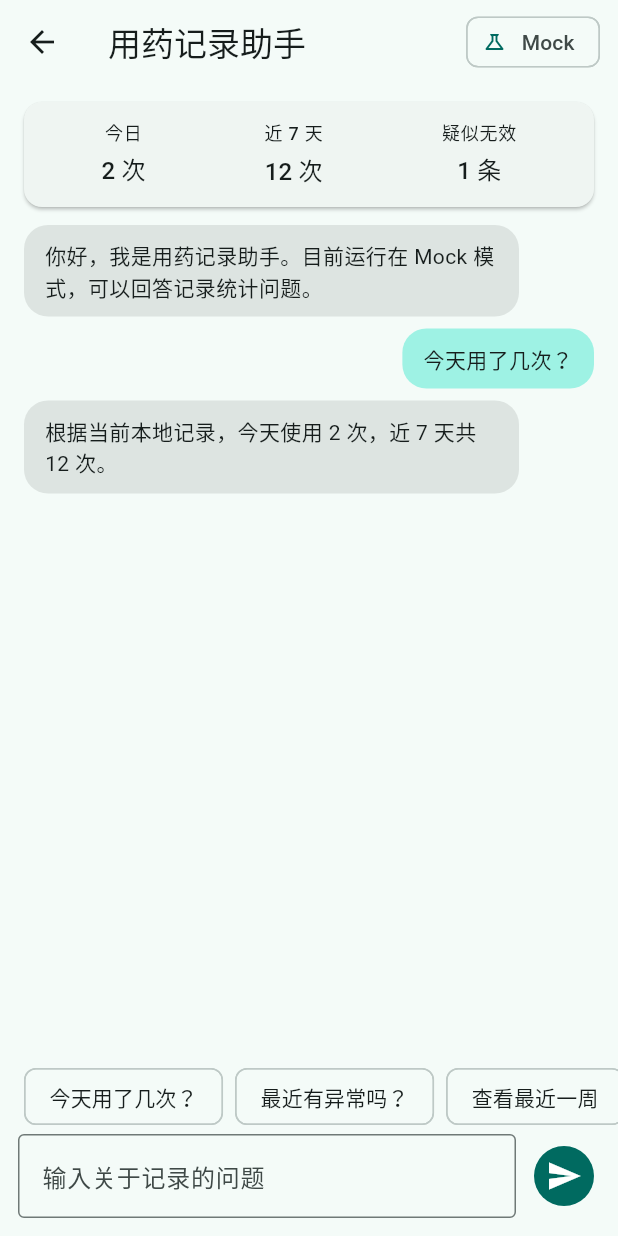
After one commit to zyc-ivsd/esp32-medication-device, a Flutter app: the AssistantPage screen opened directly, after a tap on "今天用了几次？", on a phone screen of 412 x 824 dp. The commit adds this screen. Run offline on Flutter 3.47's test engine with Material 3 defaults, Android fonts, the phone set to English and light mode, and no system bars.

Commit message:
feat: add phase one in-app assistant scaffold

```diff
--- /dev/null
+++ b/mobile_app/lib/assistant/assistant_page.dart
@@ -0,0 +1,245 @@
+import 'package:flutter/material.dart';
+
+import 'assistant_service.dart';
+import 'models/assistant_context.dart';
+import 'models/chat_message.dart';
+
+class AssistantPage extends StatefulWidget {
+  const AssistantPage({
+    super.key,
+    this.service,
+    this.assistantContext = const AssistantContext(
+      todayCount: 2,
+      last7DaysCount: 12,
+      invalidEventCount: 1,
+    ),
+  });
+
+  final AssistantService? service;
+  final AssistantContext assistantContext;
+
+  @override
+  State<AssistantPage> createState() => _AssistantPageState();
+}
+
+class _AssistantPageState extends State<AssistantPage> {
+  late final AssistantService _service;
+  late final TextEditingController _inputController;
+  late final ScrollController _scrollController;
+  late final List<ChatMessage> _messages;
+  bool _sending = false;
+
+  @override
+  void initState() {
+    super.initState();
+    _service = widget.service ?? AssistantService();
+    _inputController = TextEditingController();
+    _scrollController = ScrollController();
+    _messages = [
+      ChatMessage(
+        role: ChatRole.assistant,
+        text: '你好，我是用药记录助手。目前运行在 Mock 模式，可以回答记录统计问题。',
+        createdAt: DateTime.now(),
+      ),
+    ];
+  }
+
+  @override
+  void dispose() {
+    _inputController.dispose();
+    _scrollController.dispose();
+    super.dispose();
+  }
+
+  Future<void> _send([String? preset]) async {
+    final question = (preset ?? _inputController.text).trim();
+    if (question.isEmpty || _sending) return;
+
+    _inputController.clear();
+    setState(() {
+      _messages.add(ChatMessage(
+        role: ChatRole.user,
+        text: question,
+        createdAt: DateTime.now(),
+      ));
+      _sending = true;
+    });
+    _scrollToBottom();
+
+    try {
+      final answer = await _service.ask(
+        question: question,
+        context: widget.assistantContext,
+      );
+      if (!mounted) return;
+      setState(() => _messages.add(answer));
+    } catch (error) {
+      if (!mounted) return;
+      setState(() {
+        _messages.add(ChatMessage(
+          role: ChatRole.assistant,
+          text: '助手暂时不可用：$error',
+          createdAt: DateTime.now(),
+        ));
+      });
+    } finally {
+      if (!mounted) return;
+      setState(() => _sending = false);
+      _scrollToBottom();
+    }
+  }
+
+  void _scrollToBottom() {
+    WidgetsBinding.instance.addPostFrameCallback((_) {
+      if (!_scrollController.hasClients) return;
+      _scrollController.animateTo(
+        _scrollController.position.maxScrollExtent,
+        duration: const Duration(milliseconds: 200),
+        curve: Curves.easeOut,
+      );
+    });
+  }
+
+  @override
+  Widget build(BuildContext context) {
+    return Scaffold(
+      appBar: AppBar(
+        title: const Text('用药记录助手'),
+        actions: [
+          Padding(
+            padding: const EdgeInsets.only(right: 12),
+            child: Center(
+              child: Chip(
+                label: const Text('Mock'),
+                avatar: const Icon(Icons.science_outlined, size: 16),
+                visualDensity: VisualDensity.compact,
+              ),
+            ),
+          ),
+        ],
+      ),
+      body: Column(
+        children: [
+          _buildSummaryCard(),
+          Expanded(
+            child: ListView.builder(
+              controller: _scrollController,
+              padding: const EdgeInsets.fromLTRB(16, 4, 16, 16),
+              itemCount: _messages.length,
+              itemBuilder: (context, index) => _buildMessage(_messages[index]),
+            ),
+          ),
+          _buildQuickQuestions(),
+          _buildInputBar(),
+        ],
+      ),
+    );
+  }
+
+  Widget _buildSummaryCard() {
+    final data = widget.assistantContext;
+    return Card(
+      margin: const EdgeInsets.fromLTRB(16, 12, 16, 8),
+      child: Padding(
+        padding: const EdgeInsets.all(12),
+        child: Row(
+          mainAxisAlignment: MainAxisAlignment.spaceAround,
+          children: [
+            _summaryItem('今日', '${data.todayCount} 次'),
+            _summaryItem('近 7 天', '${data.last7DaysCount} 次'),
+            _summaryItem('疑似无效', '${data.invalidEventCount} 条'),
+          ],
+        ),
+      ),
+    );
+  }
+
+  Widget _summaryItem(String title, String value) {
+    return Column(
+      children: [
+        Text(title, style: Theme.of(context).textTheme.labelMedium),
+        const SizedBox(height: 4),
+        Text(value, style: Theme.of(context).textTheme.titleMedium),
+      ],
+    );
+  }
+
+  Widget _buildMessage(ChatMessage message) {
+    final colorScheme = Theme.of(context).colorScheme;
+    return Align(
+      alignment: message.isUser ? Alignment.centerRight : Alignment.centerLeft,
+      child: Container(
+        constraints: const BoxConstraints(maxWidth: 330),
+        margin: const EdgeInsets.only(bottom: 8),
+        padding: const EdgeInsets.symmetric(horizontal: 14, vertical: 10),
+        decoration: BoxDecoration(
+          color: message.isUser
+              ? colorScheme.primaryContainer
+              : colorScheme.surfaceContainerHighest,
+          borderRadius: BorderRadius.circular(16),
+        ),
+        child: Text(message.text),
+      ),
+    );
+  }
+
+  Widget _buildQuickQuestions() {
+    return SizedBox(
+      height: 42,
+      child: ListView(
+        padding: const EdgeInsets.symmetric(horizontal: 12),
+        scrollDirection: Axis.horizontal,
+        children: [
+          _quickQuestion('今天用了几次？'),
+          _quickQuestion('最近有异常吗？'),
+          _quickQuestion('查看最近一周'),
+        ],
+      ),
+    );
+  }
+
+  Widget _quickQuestion(String question) {
+    return Padding(
+      padding: const EdgeInsets.symmetric(horizontal: 4),
+      child: ActionChip(
+        label: Text(question),
+        onPressed: _sending ? null : () => _send(question),
+      ),
+    );
+  }
+
+  Widget _buildInputBar() {
+    return SafeArea(
+      child: Padding(
+        padding: const EdgeInsets.fromLTRB(12, 4, 12, 12),
+        child: Row(
+          children: [
+            Expanded(
+              child: TextField(
+                controller: _inputController,
+                textInputAction: TextInputAction.send,
+                onSubmitted: (_) => _send(),
+                decoration: const InputDecoration(
+                  hintText: '输入关于记录的问题',
+                  border: OutlineInputBorder(),
+                ),
+              ),
+            ),
+            const SizedBox(width: 8),
+            IconButton.filled(
+              onPressed: _sending ? null : _send,
+              icon: _sending
+                  ? const SizedBox(
+                      width: 18,
+                      height: 18,
+                      child: CircularProgressIndicator(strokeWidth: 2),
+                    )
+                  : const Icon(Icons.send),
+              tooltip: '发送',
+            ),
+          ],
+        ),
+      ),
+    );
+  }
+}
--- /dev/null
+++ b/mobile_app/lib/assistant/assistant_provider.dart
@@ -0,0 +1,12 @@
+import 'models/assistant_context.dart';
+
+/// AI 服务的统一接口。
+///
+/// 第一阶段使用 MockAssistantProvider；后续可以增加 HTTP/WebSocket
+/// Provider，而不需要修改页面和同步逻辑。
+abstract class AssistantProvider {
+  Future<String> reply({
+    required String question,
+    required AssistantContext context,
+  });
+}
--- /dev/null
+++ b/mobile_app/lib/assistant/assistant_service.dart
@@ -0,0 +1,27 @@
+import 'assistant_provider.dart';
+import 'models/assistant_context.dart';
+import 'models/chat_message.dart';
+import 'providers/mock_assistant_provider.dart';
+
+class AssistantService {
+  AssistantService({AssistantProvider? provider})
+      : _provider = provider ?? MockAssistantProvider();
+
+  final AssistantProvider _provider;
+
+  Future<ChatMessage> ask({
+    required String question,
+    required AssistantContext context,
+  }) async {
+    final answer = await _provider.reply(
+      question: question,
+      context: context,
+    );
+
+    return ChatMessage(
+      role: ChatRole.assistant,
+      text: answer,
+      createdAt: DateTime.now(),
+    );
+  }
+}
--- /dev/null
+++ b/mobile_app/lib/assistant/models/assistant_context.dart
@@ -0,0 +1,30 @@
+class AssistantContext {
+  const AssistantContext({
+    this.todayCount = 0,
+    this.last7DaysCount = 0,
+    this.invalidEventCount = 0,
+    this.lastSyncAt,
+  });
+
+  final int todayCount;
+  final int last7DaysCount;
+  final int invalidEventCount;
+  final DateTime? lastSyncAt;
+
+  Map<String, dynamic> toJson() {
+    return {
+      'today_count': todayCount,
+      'last_7_days_count': last7DaysCount,
+      'invalid_event_count': invalidEventCount,
+      'last_sync_at': lastSyncAt?.toUtc().toIso8601String(),
+    };
+  }
+
+  String toPromptSummary() {
+    final syncText = lastSyncAt == null
+        ? '尚未同步'
+        : '最后同步于 ${lastSyncAt!.toLocal()}';
+    return '今天 $todayCount 次，近 7 天 $last7DaysCount 次，'
+        '疑似无效记录 $invalidEventCount 条，$syncText。';
+  }
+}
--- /dev/null
+++ b/mobile_app/lib/assistant/models/chat_message.dart
@@ -0,0 +1,15 @@
+enum ChatRole { user, assistant }
+
+class ChatMessage {
+  const ChatMessage({
+    required this.role,
+    required this.text,
+    required this.createdAt,
+  });
+
+  final ChatRole role;
+  final String text;
+  final DateTime createdAt;
+
+  bool get isUser => role == ChatRole.user;
+}
--- /dev/null
+++ b/mobile_app/lib/assistant/providers/mock_assistant_provider.dart
@@ -0,0 +1,40 @@
+import '../assistant_provider.dart';
+import '../models/assistant_context.dart';
+
+/// 不依赖网络和 API Key 的确定性回答器，用于开发、演示和自动化测试。
+class MockAssistantProvider implements AssistantProvider {
+  @override
+  Future<String> reply({
+    required String question,
+    required AssistantContext context,
+  }) async {
+    await Future<void>.delayed(const Duration(milliseconds: 250));
+
+    final normalizedQuestion = question.trim();
+    if (normalizedQuestion.isEmpty) {
+      return '请先输入问题。';
+    }
+
+    if (normalizedQuestion.contains('今天') ||
+        normalizedQuestion.contains('次数')) {
+      return '根据当前本地记录，今天使用 ${context.todayCount} 次，'
+          '近 7 天共 ${context.last7DaysCount} 次。';
+    }
+
+    if (normalizedQuestion.contains('最近') ||
+        normalizedQuestion.contains('一周')) {
+      return '近 7 天记录为 ${context.last7DaysCount} 次，'
+          '其中疑似无效记录 ${context.invalidEventCount} 条。';
+    }
+
+    if (normalizedQuestion.contains('异常') ||
+        normalizedQuestion.contains('无效')) {
+      return context.invalidEventCount == 0
+          ? '当前没有发现疑似无效记录。这个结果仅基于设备记录，不能替代专业判断。'
+          : '当前有 ${context.invalidEventCount} 条疑似无效记录，建议查看原始记录并结合实际情况判断。';
+    }
+
+    return '这是第一阶段 Mock 模式回答。当前记录摘要：${context.toPromptSummary()} '
+        '后续接入 AI 网关后，将由真实 Provider 生成回答。';
+  }
+}
--- a/mobile_app/lib/main.dart
+++ b/mobile_app/lib/main.dart
@@ -1,4 +1,6 @@
 import 'package:flutter/material.dart';
+
+import 'assistant/assistant_page.dart';
 
 void main() {
   runApp(const MedicationDeviceApp());
@@ -30,13 +32,28 @@ class HomePage extends StatelessWidget {
           children: [
             const Icon(Icons.bluetooth_searching, size: 64),
             const SizedBox(height: 16),
-            const Text('Flutter App 初始骨架'),
+            const Text('Flutter App 第一阶段骨架'),
             const SizedBox(height: 8),
-            FilledButton(
+            OutlinedButton.icon(
               onPressed: () {
-                // TODO: 在 ble/ 中接入扫描、连接和同步服务。
+                ScaffoldMessenger.of(context).showSnackBar(
+                  const SnackBar(content: Text('BLE 扫描模块待接入硬件联调。')),
+                );
               },
-              child: const Text('扫描设备'),
+              icon: const Icon(Icons.bluetooth_searching),
+              label: const Text('扫描设备'),
+            ),
+            const SizedBox(height: 8),
+            FilledButton.icon(
+              onPressed: () {
+                Navigator.of(context).push(
+                  MaterialPageRoute<void>(
+                    builder: (_) => const AssistantPage(),
+                  ),
+                );
+              },
+              icon: const Icon(Icons.chat),
+              label: const Text('打开 AI 助手'),
             ),
           ],
         ),
```
Also changed, not shown: 5 other files.
